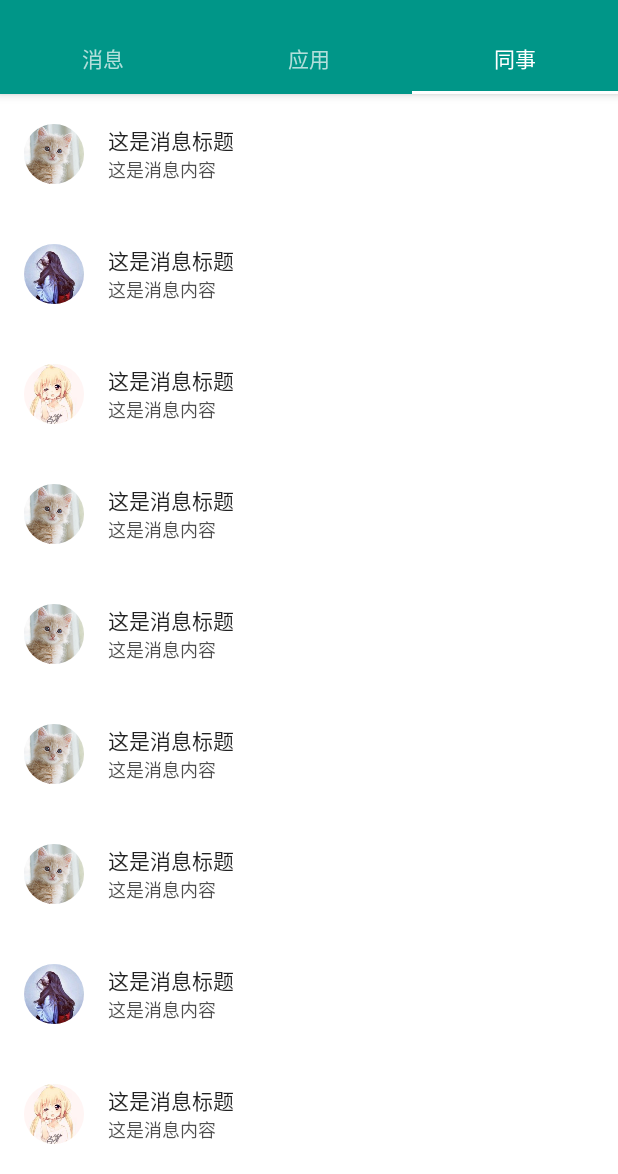
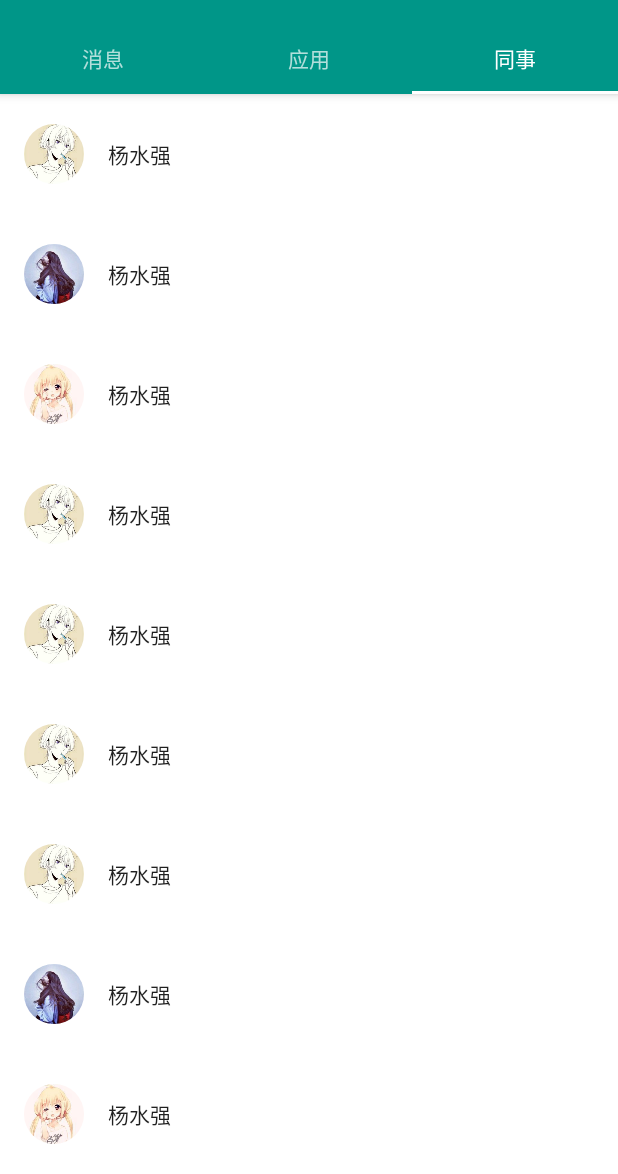
Before and after one commit to wjy92/EChat, an Android app: the MainActivity screen opened directly, with no data from a screen before it, tab 3 chosen, on a phone screen of 412 x 824 dp, the part 62-1236 px from its top. Run offline under Robolectric (Android 15) with nearby library versions, the phone set to English and light mode, and no system bars; our stand-ins replace ButterKnife, CircleImageView; libraries missing offline, so code that uses them is left out: com.jakewharton.rxbinding, rx.functions; pictures from the network do not load; 3 statements that could not run were skipped.

Commit message:
提交Profile界面

```diff
--- a/app/src/main/AndroidManifest.xml
+++ b/app/src/main/AndroidManifest.xml
@@ -31,7 +31,7 @@
             android:label="@string/title_activity_settings" />
         <activity
             android:name=".activity.ProfileActivity"
-            android:label="杨水强"
+            android:label=""
             android:theme="@style/AppTheme.NoActionBar" />
     </application>
 
--- a/app/src/main/java/com/thirdnet/echat/activity/MainActivity.java
+++ b/app/src/main/java/com/thirdnet/echat/activity/MainActivity.java
@@ -78,12 +78,7 @@ public class MainActivity extends AppCompatActivity
         RxView.clicks(portrait).subscribe(new Action1<Void>() {
             @Override
             public void call(Void aVoid) {
-                if (Build.VERSION.SDK_INT < 30)
-                    startActivity(new Intent(MainActivity.this, ProfileActivity.class));
-                else {
-                    ActivityOptions activityOptions = ActivityOptions.makeSceneTransitionAnimation(MainActivity.this, portrait, "portrait");
-                    startActivity(new Intent(MainActivity.this, ProfileActivity.class), activityOptions.toBundle());
-                }
+                startActivity(new Intent(MainActivity.this, ProfileActivity.class));
             }
         });
 
@@ -94,13 +89,6 @@ public class MainActivity extends AppCompatActivity
         tl.setTabMode(TabLayout.MODE_FIXED);
         tl.setupWithViewPager(mVp);
 
-    }
-
-    public void startActivity() {
-        if (Build.VERSION.SDK_INT >= 21)
-            startActivity(new Intent(this, ConversationActivity.class), ActivityOptions.makeSceneTransitionAnimation(this, mAppBar, "tool").toBundle());
-        else
-            startActivity(new Intent(this, ConversationActivity.class));
     }
 
 
--- a/app/src/main/java/com/thirdnet/echat/adapter/FragmentLinkmanListAdapter.java
+++ b/app/src/main/java/com/thirdnet/echat/adapter/FragmentLinkmanListAdapter.java
@@ -49,13 +49,14 @@ public class FragmentLinkmanListAdapter extends RecyclerView.Adapter {
                                public void call(Void aVoid) {
                                    if (Build.VERSION.SDK_INT >= 21) {
                                        Intent intent = new Intent(mContext, ProfileActivity.class);
-                            ActivityOptions activityOptions = ActivityOptions.makeSceneTransitionAnimation((MainActivity) mContext, ((LinkmanViewHolder) holder).circleImageView, "portrait");
+                                       ActivityOptions activityOptions = ActivityOptions.makeSceneTransitionAnimation((MainActivity) mContext, ((MainActivity) mContext).mAppBar, "appbar");
                                        mContext.startActivity(intent, activityOptions.toBundle());
                                    } else {
                                        mContext.startActivity(new Intent(mContext, ProfileActivity.class));
                                    }
                                }
-                });
+                           }
+                );
 
     }
 
--- a/app/src/main/java/com/thirdnet/echat/adapter/FragmentMessageListAdapter.java
+++ b/app/src/main/java/com/thirdnet/echat/adapter/FragmentMessageListAdapter.java
@@ -1,6 +1,9 @@
 package com.thirdnet.echat.adapter;
 
+import android.app.ActivityOptions;
 import android.content.Context;
+import android.content.Intent;
+import android.os.Build;
 import android.support.v7.widget.RecyclerView;
 import android.view.LayoutInflater;
 import android.view.View;
@@ -8,6 +11,7 @@ import android.view.ViewGroup;
 
 import com.jakewharton.rxbinding.view.RxView;
 import com.thirdnet.echat.R;
+import com.thirdnet.echat.activity.ConversationActivity;
 import com.thirdnet.echat.activity.MainActivity;
 import com.tr4android.support.extension.widget.CircleImageView;
 
@@ -43,7 +47,11 @@ public class FragmentMessageListAdapter extends RecyclerView.Adapter {
                 .subscribe(new Action1<Void>() {
                     @Override
                     public void call(Void aVoid) {
-                        ((MainActivity) mContext).startActivity();
+                        if (Build.VERSION.SDK_INT >= 21)
+                            mContext.startActivity(new Intent(mContext, ConversationActivity.class)
+                                    , ActivityOptions.makeSceneTransitionAnimation((MainActivity) mContext, ((MainActivity) mContext).mAppBar, "appbar").toBundle());
+                        else
+                            mContext.startActivity(new Intent(mContext, ConversationActivity.class));
                     }
                 });
 
--- a/app/src/main/res/layout/activity_conversation.xml
+++ b/app/src/main/res/layout/activity_conversation.xml
@@ -12,7 +12,7 @@
         android:layout_width="match_parent"
         android:layout_height="wrap_content"
         android:theme="@style/AppTheme.AppBarOverlay"
-        android:transitionName="tool">
+        android:transitionName="appbar">
 
         <android.support.v7.widget.Toolbar
             android:id="@+id/toolbar"
--- a/app/src/main/res/layout/app_bar_main.xml
+++ b/app/src/main/res/layout/app_bar_main.xml
@@ -12,14 +12,13 @@
         android:layout_width="match_parent"
         android:layout_height="wrap_content"
         android:theme="@style/AppTheme.AppBarOverlay"
-        android:transitionName="tool">
+        android:transitionName="appbar">
 
         <android.support.v7.widget.Toolbar
             android:id="@+id/toolbar"
             android:layout_width="match_parent"
             android:layout_height="?attr/actionBarSize"
             android:background="?attr/colorPrimary"
-            android:transitionName="toolbar"
             app:popupTheme="@style/AppTheme.PopupOverlay" />
 
         <android.support.design.widget.TabLayout
--- a/app/src/main/res/layout/rv_fragment_linkman.xml
+++ b/app/src/main/res/layout/rv_fragment_linkman.xml
@@ -26,7 +26,7 @@
             android:layout_width="wrap_content"
             android:layout_height="wrap_content"
             android:maxLines="1"
-            android:text="这是消息标题"
+            android:text="杨水强"
             android:textColor="@color/textBlack"
             android:textSize="@dimen/textSize" />
 
@@ -38,7 +38,8 @@
             android:maxLines="1"
             android:text="这是消息内容"
             android:textColor="@color/sencondaryTextBlack"
-            android:textSize="@dimen/smallTextSize" />
+            android:textSize="@dimen/smallTextSize"
+            android:visibility="gone" />
     </LinearLayout>
 
     <!--<View-->
```
Also changed, not shown: app/src/main/java/com/thirdnet/echat/activity/ProfileActivity.java (+5 -2 lines), app/src/main/java/com/thirdnet/echat/view/CircleImageDrawable.java (added, +60 -0 lines), app/src/main/res/layout/activity_profile.xml (+24 -1 lines), app/src/main/res/mipmap-hdpi/portrait_test1.jpeg. Lines whose indentation alone changed are shown as unchanged.
